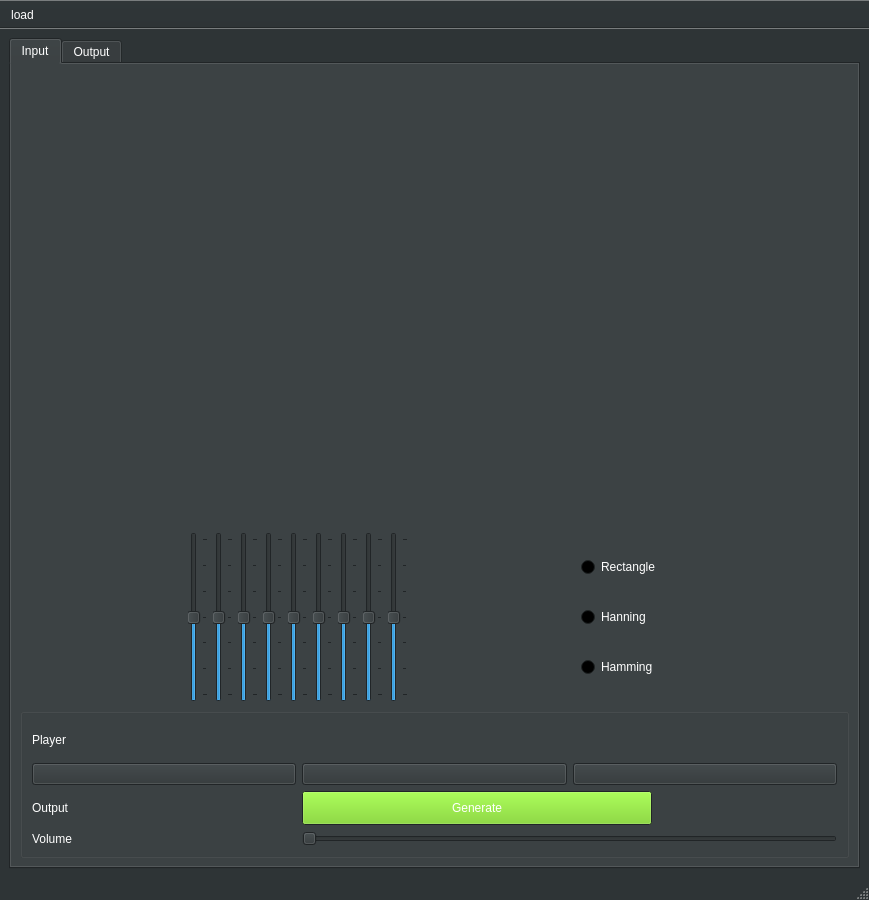
First picture: the form in Task2/testGUI.ui, repository Ahmad-Abdalmageed/DSP_tasks-, before the edit.
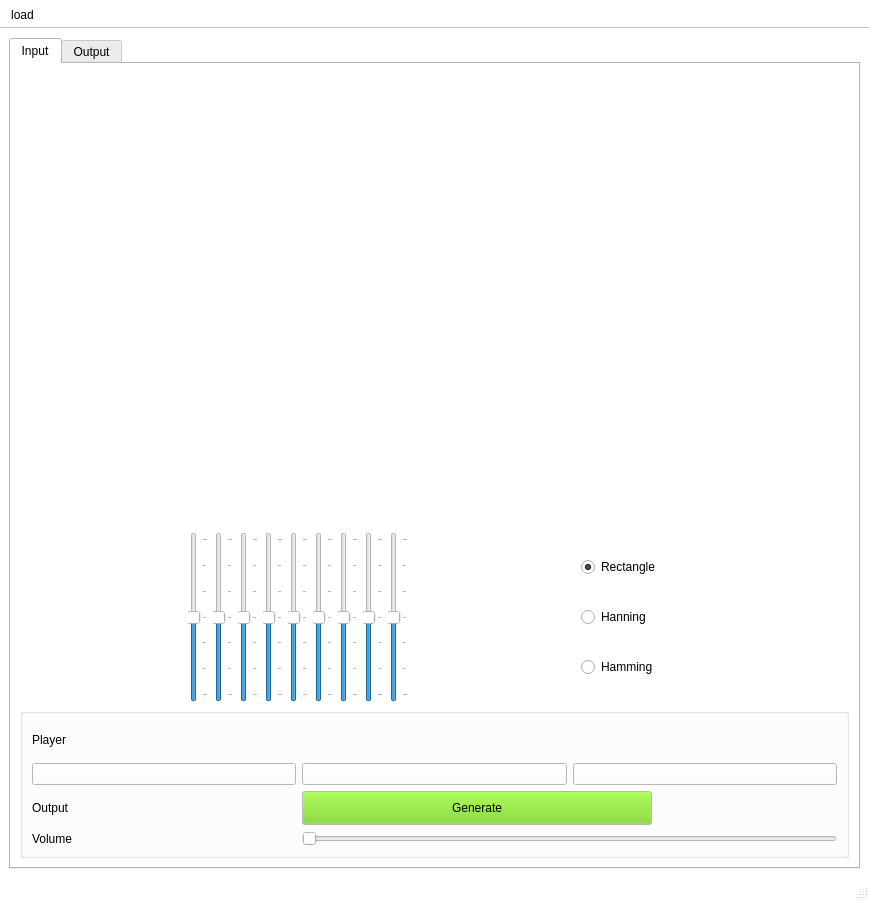
Second picture: the form after the edit. Icons and pictures are not drawn. Custom widgets are drawn as their Qt base class.

The edit to the form file:
```diff
--- a/Task2/testGUI.ui
+++ b/Task2/testGUI.ui
@@ -28,63 +28,63 @@
      <colorrole role="WindowText">
       <brush brushstyle="SolidPattern">
        <color alpha="255">
-        <red>255</red>
-        <green>255</green>
-        <blue>255</blue>
+        <red>0</red>
+        <green>0</green>
+        <blue>0</blue>
        </color>
       </brush>
      </colorrole>
      <colorrole role="Button">
       <brush brushstyle="SolidPattern">
        <color alpha="255">
-        <red>46</red>
-        <green>52</green>
-        <blue>54</blue>
+        <red>255</red>
+        <green>255</green>
+        <blue>255</blue>
        </color>
       </brush>
      </colorrole>
      <colorrole role="Light">
       <brush brushstyle="SolidPattern">
        <color alpha="255">
-        <red>69</red>
-        <green>78</green>
-        <blue>81</blue>
+        <red>255</red>
+        <green>255</green>
+        <blue>255</blue>
        </color>
       </brush>
      </colorrole>
      <colorrole role="Midlight">
       <brush brushstyle="SolidPattern">
        <color alpha="255">
-        <red>57</red>
-        <green>65</green>
-        <blue>67</blue>
+        <red>255</red>
+        <green>255</green>
+        <blue>255</blue>
        </color>
       </brush>
      </colorrole>
      <colorrole role="Dark">
       <brush brushstyle="SolidPattern">
        <color alpha="255">
-        <red>23</red>
-        <green>26</green>
-        <blue>27</blue>
+        <red>127</red>
+        <green>127</green>
+        <blue>127</blue>
        </color>
       </brush>
      </colorrole>
      <colorrole role="Mid">
       <brush brushstyle="SolidPattern">
        <color alpha="255">
-        <red>30</red>
-        <green>34</green>
-        <blue>36</blue>
+        <red>170</red>
+        <green>170</green>
+        <blue>170</blue>
        </color>
       </brush>
      </colorrole>
      <colorrole role="Text">
       <brush brushstyle="SolidPattern">
        <color alpha="255">
-        <red>255</red>
-        <green>255</green>
-        <blue>255</blue>
+        <red>0</red>
+        <green>0</green>
+        <blue>0</blue>
        </color>
       </brush>
      </colorrole>
@@ -100,27 +100,27 @@
      <colorrole role="ButtonText">
       <brush brushstyle="SolidPattern">
        <color alpha="255">
-        <red>255</red>
-        <green>255</green>
-        <blue>255</blue>
+        <red>0</red>
+        <green>0</green>
+        <blue>0</blue>
        </color>
       </brush>
      </colorrole>
      <colorrole role="Base">
       <brush brushstyle="SolidPattern">
        <color alpha="255">
-        <red>0</red>
-        <green>0</green>
-        <blue>0</blue>
+        <red>255</red>
+        <green>255</green>
+        <blue>255</blue>
        </color>
       </brush>
      </colorrole>
      <colorrole role="Window">
       <brush brushstyle="SolidPattern">
        <color alpha="255">
-        <red>46</red>
-        <green>52</green>
-        <blue>54</blue>
+        <red>255</red>
+        <green>255</green>
+        <blue>255</blue>
        </color>
       </brush>
      </colorrole>
@@ -136,9 +136,9 @@
      <colorrole role="AlternateBase">
       <brush brushstyle="SolidPattern">
        <color alpha="255">
-        <red>23</red>
-        <green>26</green>
-        <blue>27</blue>
+        <red>255</red>
+        <green>255</green>
+        <blue>255</blue>
        </color>
       </brush>
      </colorrole>
@@ -165,63 +165,63 @@
      <colorrole role="WindowText">
       <brush brushstyle="SolidPattern">
        <color alpha="255">
-        <red>255</red>
-        <green>255</green>
-        <blue>255</blue>
+        <red>0</red>
+        <green>0</green>
+        <blue>0</blue>
        </color>
       </brush>
      </colorrole>
      <colorrole role="Button">
       <brush brushstyle="SolidPattern">
        <color alpha="255">
-        <red>46</red>
-        <green>52</green>
-        <blue>54</blue>
+        <red>255</red>
+        <green>255</green>
+        <blue>255</blue>
        </color>
       </brush>
      </colorrole>
      <colorrole role="Light">
       <brush brushstyle="SolidPattern">
        <color alpha="255">
-        <red>69</red>
-        <green>78</green>
-        <blue>81</blue>
+        <red>255</red>
+        <green>255</green>
+        <blue>255</blue>
        </color>
       </brush>
      </colorrole>
      <colorrole role="Midlight">
       <brush brushstyle="SolidPattern">
        <color alpha="255">
-        <red>57</red>
-        <green>65</green>
-        <blue>67</blue>
+        <red>255</red>
+        <green>255</green>
+        <blue>255</blue>
        </color>
       </brush>
      </colorrole>
      <colorrole role="Dark">
       <brush brushstyle="SolidPattern">
        <color alpha="255">
-        <red>23</red>
-        <green>26</green>
-        <blue>27</blue>
+        <red>127</red>
+        <green>127</green>
+        <blue>127</blue>
        </color>
       </brush>
      </colorrole>
      <colorrole role="Mid">
       <brush brushstyle="SolidPattern">
        <color alpha="255">
-        <red>30</red>
-        <green>34</green>
-        <blue>36</blue>
+        <red>170</red>
+        <green>170</green>
+        <blue>170</blue>
        </color>
       </brush>
      </colorrole>
      <colorrole role="Text">
       <brush brushstyle="SolidPattern">
        <color alpha="255">
-        <red>255</red>
-        <green>255</green>
-        <blue>255</blue>
+        <red>0</red>
+        <green>0</green>
+        <blue>0</blue>
        </color>
       </brush>
      </colorrole>
@@ -237,27 +237,27 @@
      <colorrole role="ButtonText">
       <brush brushstyle="SolidPattern">
        <color alpha="255">
-        <red>255</red>
-        <green>255</green>
-        <blue>255</blue>
+        <red>0</red>
+        <green>0</green>
+        <blue>0</blue>
        </color>
       </brush>
      </colorrole>
      <colorrole role="Base">
       <brush brushstyle="SolidPattern">
        <color alpha="255">
-        <red>0</red>
-        <green>0</green>
-        <blue>0</blue>
+        <red>255</red>
+        <green>255</green>
+        <blue>255</blue>
        </color>
       </brush>
      </colorrole>
      <colorrole role="Window">
       <brush brushstyle="SolidPattern">
        <color alpha="255">
-        <red>46</red>
-        <green>52</green>
-        <blue>54</blue>
+        <red>255</red>
+        <green>255</green>
+        <blue>255</blue>
        </color>
       </brush>
      </colorrole>
@@ -273,9 +273,9 @@
      <colorrole role="AlternateBase">
       <brush brushstyle="SolidPattern">
        <color alpha="255">
-        <red>23</red>
-        <green>26</green>
-        <blue>27</blue>
+        <red>255</red>
+        <green>255</green>
+        <blue>255</blue>
        </color>
       </brush>
      </colorrole>
@@ -302,63 +302,63 @@
      <colorrole role="WindowText">
       <brush brushstyle="SolidPattern">
        <color alpha="255">
-        <red>23</red>
-        <green>26</green>
-        <blue>27</blue>
+        <red>127</red>
+        <green>127</green>
+        <blue>127</blue>
        </color>
       </brush>
      </colorrole>
      <colorrole role="Button">
       <brush brushstyle="SolidPattern">
        <color alpha="255">
-        <red>46</red>
-        <green>52</green>
-        <blue>54</blue>
+        <red>255</red>
+        <green>255</green>
+        <blue>255</blue>
        </color>
       </brush>
      </colorrole>
      <colorrole role="Light">
       <brush brushstyle="SolidPattern">
        <color alpha="255">
-        <red>69</red>
-        <green>78</green>
-        <blue>81</blue>
+        <red>255</red>
+        <green>255</green>
+        <blue>255</blue>
        </color>
       </brush>
      </colorrole>
      <colorrole role="Midlight">
       <brush brushstyle="SolidPattern">
        <color alpha="255">
-        <red>57</red>
-        <green>65</green>
-        <blue>67</blue>
+        <red>255</red>
+        <green>255</green>
+        <blue>255</blue>
        </color>
       </brush>
      </colorrole>
      <colorrole role="Dark">
       <brush brushstyle="SolidPattern">
        <color alpha="255">
-        <red>23</red>
-        <green>26</green>
-        <blue>27</blue>
+        <red>127</red>
+        <green>127</green>
+        <blue>127</blue>
        </color>
       </brush>
      </colorrole>
      <colorrole role="Mid">
       <brush brushstyle="SolidPattern">
        <color alpha="255">
-        <red>30</red>
-        <green>34</green>
-        <blue>36</blue>
+        <red>170</red>
+        <green>170</green>
+        <blue>170</blue>
        </color>
       </brush>
      </colorrole>
      <colorrole role="Text">
       <brush brushstyle="SolidPattern">
        <color alpha="255">
-        <red>23</red>
-        <green>26</green>
-        <blue>27</blue>
+        <red>127</red>
+        <green>127</green>
+        <blue>127</blue>
        </color>
       </brush>
      </colorrole>
@@ -374,27 +374,27 @@
      <colorrole role="ButtonText">
       <brush brushstyle="SolidPattern">
        <color alpha="255">
-        <red>23</red>
-        <green>26</green>
-        <blue>27</blue>
+        <red>127</red>
+        <green>127</green>
+        <blue>127</blue>
        </color>
       </brush>
      </colorrole>
      <colorrole role="Base">
       <brush brushstyle="SolidPattern">
        <color alpha="255">
-        <red>46</red>
-        <green>52</green>
-        <blue>54</blue>
+        <red>255</red>
+        <green>255</green>
+        <blue>255</blue>
        </color>
       </brush>
      </colorrole>
      <colorrole role="Window">
       <brush brushstyle="SolidPattern">
        <color alpha="255">
-        <red>46</red>
-        <green>52</green>
-        <blue>54</blue>
+        <red>255</red>
+        <green>255</green>
+        <blue>255</blue>
        </color>
       </brush>
      </colorrole>
@@ -410,9 +410,9 @@
      <colorrole role="AlternateBase">
       <brush brushstyle="SolidPattern">
        <color alpha="255">
-        <red>46</red>
-        <green>52</green>
-        <blue>54</blue>
+        <red>255</red>
+        <green>255</green>
+        <blue>255</blue>
        </color>
       </brush>
      </colorrole>
@@ -465,63 +465,63 @@
          <colorrole role="WindowText">
           <brush brushstyle="SolidPattern">
            <color alpha="255">
-            <red>255</red>
-            <green>255</green>
-            <blue>255</blue>
+            <red>0</red>
+            <green>0</green>
+            <blue>0</blue>
            </color>
           </brush>
          </colorrole>
          <colorrole role="Button">
           <brush brushstyle="SolidPattern">
            <color alpha="255">
-            <red>46</red>
-            <green>52</green>
-            <blue>54</blue>
+            <red>255</red>
+            <green>255</green>
+            <blue>255</blue>
            </color>
           </brush>
          </colorrole>
          <colorrole role="Light">
           <brush brushstyle="SolidPattern">
            <color alpha="255">
-            <red>69</red>
-            <green>78</green>
-            <blue>81</blue>
+            <red>255</red>
+            <green>255</green>
+            <blue>255</blue>
            </color>
           </brush>
          </colorrole>
          <colorrole role="Midlight">
           <brush brushstyle="SolidPattern">
            <color alpha="255">
-            <red>57</red>
-            <green>65</green>
-            <blue>67</blue>
+            <red>255</red>
+            <green>255</green>
+            <blue>255</blue>
            </color>
           </brush>
          </colorrole>
          <colorrole role="Dark">
           <brush brushstyle="SolidPattern">
            <color alpha="255">
-            <red>23</red>
-            <green>26</green>
-            <blue>27</blue>
+            <red>127</red>
+            <green>127</green>
+            <blue>127</blue>
            </color>
           </brush>
          </colorrole>
          <colorrole role="Mid">
           <brush brushstyle="SolidPattern">
            <color alpha="255">
-            <red>30</red>
-            <green>34</green>
-            <blue>36</blue>
+            <red>170</red>
+            <green>170</green>
+            <blue>170</blue>
            </color>
           </brush>
          </colorrole>
          <colorrole role="Text">
           <brush brushstyle="SolidPattern">
            <color alpha="255">
-            <red>255</red>
-            <green>255</green>
-            <blue>255</blue>
+            <red>0</red>
+            <green>0</green>
+            <blue>0</blue>
            </color>
           </brush>
          </colorrole>
@@ -537,27 +537,27 @@
          <colorrole role="ButtonText">
           <brush brushstyle="SolidPattern">
            <color alpha="255">
-            <red>255</red>
-            <green>255</green>
-            <blue>255</blue>
+            <red>0</red>
+            <green>0</green>
+            <blue>0</blue>
            </color>
           </brush>
          </colorrole>
          <colorrole role="Base">
           <brush brushstyle="SolidPattern">
            <color alpha="255">
-            <red>0</red>
-            <green>0</green>
-            <blue>0</blue>
+            <red>255</red>
+            <green>255</green>
+            <blue>255</blue>
            </color>
           </brush>
          </colorrole>
          <colorrole role="Window">
           <brush brushstyle="SolidPattern">
            <color alpha="255">
-            <red>46</red>
-            <green>52</green>
-            <blue>54</blue>
+            <red>255</red>
+            <green>255</green>
+            <blue>255</blue>
            </color>
           </brush>
          </colorrole>
@@ -573,9 +573,9 @@
          <colorrole role="AlternateBase">
           <brush brushstyle="SolidPattern">
            <color alpha="255">
-            <red>23</red>
-            <green>26</green>
-            <blue>27</blue>
+            <red>255</red>
+            <green>255</green>
+            <blue>255</blue>
            </color>
           </brush>
          </colorrole>
@@ -602,63 +602,63 @@
          <colorrole role="WindowText">
           <brush brushstyle="SolidPattern">
            <color alpha="255">
-            <red>255</red>
-            <green>255</green>
-            <blue>255</blue>
+            <red>0</red>
+            <green>0</green>
+            <blue>0</blue>
            </color>
           </brush>
          </colorrole>
          <colorrole role="Button">
           <brush brushstyle="SolidPattern">
            <color alpha="255">
-            <red>46</red>
-            <green>52</green>
-            <blue>54</blue>
+            <red>255</red>
+            <green>255</green>
+            <blue>255</blue>
            </color>
           </brush>
          </colorrole>
          <colorrole role="Light">
           <brush brushstyle="SolidPattern">
            <color alpha="255">
-            <red>69</red>
-            <green>78</green>
-            <blue>81</blue>
+            <red>255</red>
+            <green>255</green>
+            <blue>255</blue>
            </color>
           </brush>
          </colorrole>
          <colorrole role="Midlight">
           <brush brushstyle="SolidPattern">
            <color alpha="255">
-            <red>57</red>
-            <green>65</green>
-            <blue>67</blue>
+            <red>255</red>
+            <green>255</green>
+            <blue>255</blue>
            </color>
           </brush>
          </colorrole>
          <colorrole role="Dark">
           <brush brushstyle="SolidPattern">
            <color alpha="255">
-            <red>23</red>
-            <green>26</green>
-            <blue>27</blue>
+            <red>127</red>
+            <green>127</green>
+            <blue>127</blue>
            </color>
           </brush>
          </colorrole>
          <colorrole role="Mid">
           <brush brushstyle="SolidPattern">
            <color alpha="255">
-            <red>30</red>
-            <green>34</green>
-            <blue>36</blue>
+            <red>170</red>
+            <green>170</green>
+            <blue>170</blue>
            </color>
           </brush>
          </colorrole>
          <colorrole role="Text">
           <brush brushstyle="SolidPattern">
            <color alpha="255">
-            <red>255</red>
-            <green>255</green>
-            <blue>255</blue>
+            <red>0</red>
+            <green>0</green>
+            <blue>0</blue>
            </color>
           </brush>
          </colorrole>
@@ -674,27 +674,27 @@
          <colorrole role="ButtonText">
           <brush brushstyle="SolidPattern">
            <color alpha="255">
-            <red>255</red>
-            <green>255</green>
-            <blue>255</blue>
+            <red>0</red>
+            <green>0</green>
+            <blue>0</blue>
            </color>
           </brush>
          </colorrole>
          <colorrole role="Base">
           <brush brushstyle="SolidPattern">
            <color alpha="255">
-            <red>0</red>
-            <green>0</green>
-            <blue>0</blue>
+            <red>255</red>
+            <green>255</green>
+            <blue>255</blue>
            </color>
           </brush>
          </colorrole>
          <colorrole role="Window">
           <brush brushstyle="SolidPattern">
            <color alpha="255">
-            <red>46</red>
-            <green>52</green>
-            <blue>54</blue>
+            <red>255</red>
+            <green>255</green>
+            <blue>255</blue>
            </color>
           </brush>
          </colorrole>
@@ -710,9 +710,9 @@
          <colorrole role="AlternateBase">
           <brush brushstyle="SolidPattern">
            <color alpha="255">
-            <red>23</red>
-            <green>26</green>
-            <blue>27</blue>
+            <red>255</red>
+            <green>255</green>
+            <blue>255</blue>
            </color>
           </brush>
          </colorrole>
@@ -739,63 +739,63 @@
          <colorrole role="WindowText">
           <brush brushstyle="SolidPattern">
            <color alpha="255">
-            <red>23</red>
-            <green>26</green>
-            <blue>27</blue>
+            <red>127</red>
+            <green>127</green>
+            <blue>127</blue>
            </color>
           </brush>
          </colorrole>
          <colorrole role="Button">
           <brush brushstyle="SolidPattern">
            <color alpha="255">
-            <red>46</red>
-            <green>52</green>
-            <blue>54</blue>
+            <red>255</red>
+            <green>255</green>
+            <blue>255</blue>
            </color>
           </brush>
          </colorrole>
          <colorrole role="Light">
           <brush brushstyle="SolidPattern">
            <color alpha="255">
-            <red>69</red>
-            <green>78</green>
-            <blue>81</blue>
+            <red>255</red>
+            <green>255</green>
+            <blue>255</blue>
            </color>
           </brush>
          </colorrole>
          <colorrole role="Midlight">
           <brush brushstyle="SolidPattern">
            <color alpha="255">
-            <red>57</red>
-            <green>65</green>
-            <blue>67</blue>
+            <red>255</red>
+            <green>255</green>
+            <blue>255</blue>
            </color>
           </brush>
          </colorrole>
          <colorrole role="Dark">
           <brush brushstyle="SolidPattern">
            <color alpha="255">
-            <red>23</red>
-            <green>26</green>
-            <blue>27</blue>
+            <red>127</red>
+            <green>127</green>
+            <blue>127</blue>
            </color>
           </brush>
          </colorrole>
          <colorrole role="Mid">
           <brush brushstyle="SolidPattern">
            <color alpha="255">
-            <red>30</red>
-            <green>34</green>
-            <blue>36</blue>
+            <red>170</red>
+            <green>170</green>
+            <blue>170</blue>
            </color>
           </brush>
          </colorrole>
          <colorrole role="Text">
           <brush brushstyle="SolidPattern">
            <color alpha="255">
-            <red>23</red>
-            <green>26</green>
-            <blue>27</blue>
+            <red>127</red>
+            <green>127</green>
+            <blue>127</blue>
            </color>
           </brush>
          </colorrole>
@@ -811,27 +811,27 @@
          <colorrole role="ButtonText">
           <brush brushstyle="SolidPattern">
            <color alpha="255">
-            <red>23</red>
-            <green>26</green>
-            <blue>27</blue>
+            <red>127</red>
+            <green>127</green>
+            <blue>127</blue>
            </color>
           </brush>
          </colorrole>
          <colorrole role="Base">
           <brush brushstyle="SolidPattern">
            <color alpha="255">
-            <red>46</red>
-            <green>52</green>
-            <blue>54</blue>
+            <red>255</red>
+            <green>255</green>
+            <blue>255</blue>
            </color>
           </brush>
          </colorrole>
          <colorrole role="Window">
           <brush brushstyle="SolidPattern">
            <color alpha="255">
-            <red>46</red>
-            <green>52</green>
-            <blue>54</blue>
+            <red>255</red>
+            <green>255</green>
+            <blue>255</blue>
            </color>
           </brush>
          </colorrole>
@@ -847,9 +847,9 @@
          <colorrole role="AlternateBase">
           <brush brushstyle="SolidPattern">
            <color alpha="255">
-            <red>46</red>
-            <green>52</green>
-            <blue>54</blue>
+            <red>255</red>
+            <green>255</green>
+            <blue>255</blue>
            </color>
           </brush>
          </colorrole>
@@ -1183,6 +1183,9 @@
                 <property name="text">
                  <string>Rectangle</string>
                 </property>
+                <property name="checked">
+                 <bool>true</bool>
+                </property>
                </widget>
               </item>
               <item>
```
